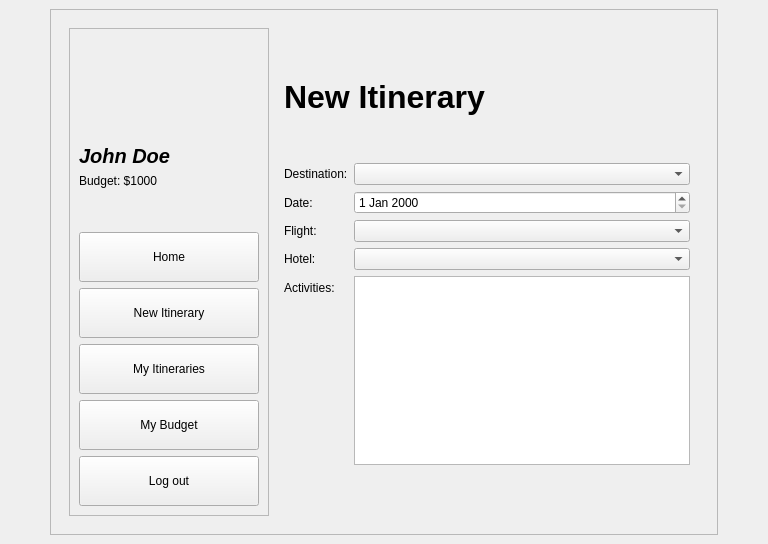
Before: the Qt Designer form mainwindow.ui in OsamaAshraf01/Ra7al, drawn with Qt 5.
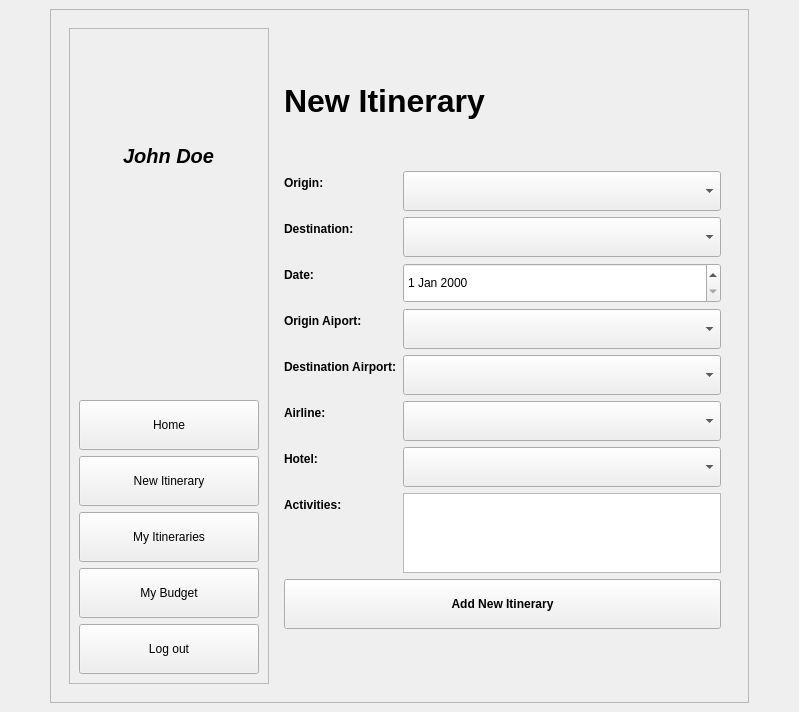
After: the same form once the commit is applied. The open tabs and pages were chosen to show the change. Icons and pictures are not drawn.

Patch:
```diff
--- a/mainwindow.ui
+++ b/mainwindow.ui
@@ -6,8 +6,8 @@
    <rect>
     <x>0</x>
     <y>0</y>
-    <width>768</width>
-    <height>544</height>
+    <width>799</width>
+    <height>712</height>
    </rect>
   </property>
   <property name="windowTitle">
@@ -895,7 +895,7 @@
           <layout class="QHBoxLayout" name="mainHorizontalLayout"/>
          </widget>
          <widget class="QWidget" name="User_Dashboard">
-          <layout class="QHBoxLayout" name="mainHorizontalLayout">
+          <layout class="QHBoxLayout" name="mainHorizontalLayout_2">
            <item>
             <widget class="QFrame" name="sidebarFrame">
              <property name="minimumSize">
@@ -936,7 +936,7 @@
                 </property>
                </widget>
               </item>
-              <item>
+              <item alignment="Qt::AlignHCenter">
                <widget class="QLabel" name="labelUserName">
                 <property name="font">
                  <font>
@@ -955,13 +955,6 @@
                 </property>
                </widget>
               </item>
-              <item>
-               <widget class="QLabel" name="labelUserBudget">
-                <property name="text">
-                 <string>Budget: $1000</string>
-                </property>
-               </widget>
-              </item>
               <item>
                <spacer name="verticalSpacer_7">
                 <property name="orientation">
@@ -1145,20 +1138,7 @@
                    </property>
                   </widget>
                  </item>
-                 <item row="2" column="1">
-                  <widget class="QLabel" name="label_7">
-                   <property name="minimumSize">
-                    <size>
-                     <width>0</width>
-                     <height>50</height>
-                    </size>
-                   </property>
-                   <property name="text">
-                    <string>1000$</string>
-                   </property>
-                  </widget>
-                 </item>
-                 <item row="0" column="0" alignment="Qt::AlignRight">
+                 <item row="0" column="0">
                   <widget class="QLabel" name="label">
                    <property name="minimumSize">
                     <size>
@@ -1190,7 +1170,7 @@
                   </widget>
                  </item>
                  <item row="3" column="1">
-                  <widget class="QLabel" name="label_8">
+                  <widget class="QLabel" name="User_Itineraries_Count">
                    <property name="minimumSize">
                     <size>
                      <width>0</width>
@@ -1265,61 +1245,204 @@
                  </property>
                 </spacer>
                </item>
-               <item row="5" column="0">
-                <widget class="QLabel" name="labelDestination">
-                 <property name="text">
-                  <string>Destination:</string>
-                 </property>
-                </widget>
-               </item>
-               <item row="5" column="1">
-                <widget class="QComboBox" name="comboBoxDestination"/>
-               </item>
                <item row="6" column="0">
-                <widget class="QLabel" name="labelDate">
+                <widget class="QLabel" name="label_8">
+                 <property name="font">
+                  <font>
+                   <bold>true</bold>
+                  </font>
+                 </property>
                  <property name="text">
-                  <string>Date:</string>
+                  <string>Origin:</string>
                  </property>
                 </widget>
                </item>
                <item row="6" column="1">
-                <widget class="QDateEdit" name="dateEditDate"/>
+                <widget class="QComboBox" name="Origins_List">
+                 <property name="minimumSize">
+                  <size>
+                   <width>0</width>
+                   <height>40</height>
+                  </size>
+                 </property>
+                </widget>
                </item>
                <item row="7" column="0">
-                <widget class="QLabel" name="labelFlight">
+                <widget class="QLabel" name="labelDestination">
+                 <property name="font">
+                  <font>
+                   <bold>true</bold>
+                  </font>
+                 </property>
                  <property name="text">
-                  <string>Flight:</string>
+                  <string>Destination:</string>
                  </property>
                 </widget>
                </item>
                <item row="7" column="1">
-                <widget class="QComboBox" name="comboBoxFlight"/>
+                <widget class="QComboBox" name="Destinations_List">
+                 <property name="minimumSize">
+                  <size>
+                   <width>0</width>
+                   <height>40</height>
+                  </size>
+                 </property>
+                </widget>
                </item>
                <item row="8" column="0">
-                <widget class="QLabel" name="labelHotel">
+                <widget class="QLabel" name="labelDate">
+                 <property name="font">
+                  <font>
+                   <bold>true</bold>
+                  </font>
+                 </property>
                  <property name="text">
-                  <string>Hotel:</string>
+                  <string>Date:</string>
                  </property>
                 </widget>
                </item>
                <item row="8" column="1">
-                <widget class="QComboBox" name="comboBoxHotel"/>
+                <widget class="QDateEdit" name="Date_Field">
+                 <property name="minimumSize">
+                  <size>
+                   <width>0</width>
+                   <height>40</height>
+                  </size>
+                 </property>
+                </widget>
                </item>
                <item row="9" column="0">
+                <widget class="QLabel" name="labelFlight">
+                 <property name="font">
+                  <font>
+                   <bold>true</bold>
+                  </font>
+                 </property>
+                 <property name="text">
+                  <string>Origin Aiport:</string>
+                 </property>
+                </widget>
+               </item>
+               <item row="9" column="1">
+                <widget class="QComboBox" name="Origin_Airport_List">
+                 <property name="minimumSize">
+                  <size>
+                   <width>0</width>
+                   <height>40</height>
+                  </size>
+                 </property>
+                </widget>
+               </item>
+               <item row="10" column="0">
+                <widget class="QLabel" name="label_7">
+                 <property name="font">
+                  <font>
+                   <bold>true</bold>
+                  </font>
+                 </property>
+                 <property name="text">
+                  <string>Destination Airport:</string>
+                 </property>
+                </widget>
+               </item>
+               <item row="10" column="1">
+                <widget class="QComboBox" name="Destination_Airport_List">
+                 <property name="minimumSize">
+                  <size>
+                   <width>0</width>
+                   <height>40</height>
+                  </size>
+                 </property>
+                </widget>
+               </item>
+               <item row="11" column="0">
+                <widget class="QLabel" name="labelAirline">
+                 <property name="font">
+                  <font>
+                   <bold>true</bold>
+                  </font>
+                 </property>
+                 <property name="text">
+                  <string>Airline:</string>
+                 </property>
+                </widget>
+               </item>
+               <item row="11" column="1">
+                <widget class="QComboBox" name="Airlines_List">
+                 <property name="minimumSize">
+                  <size>
+                   <width>0</width>
+                   <height>40</height>
+                  </size>
+                 </property>
+                </widget>
+               </item>
+               <item row="12" column="0">
+                <widget class="QLabel" name="labelHotel">
+                 <property name="font">
+                  <font>
+                   <bold>true</bold>
+                  </font>
+                 </property>
+                 <property name="text">
+                  <string>Hotel:</string>
+                 </property>
+                </widget>
+               </item>
+               <item row="12" column="1">
+                <widget class="QComboBox" name="Hotels_List">
+                 <property name="minimumSize">
+                  <size>
+                   <width>0</width>
+                   <height>40</height>
+                  </size>
+                 </property>
+                </widget>
+               </item>
+               <item row="13" column="0">
                 <widget class="QLabel" name="labelActivities">
+                 <property name="font">
+                  <font>
+                   <bold>true</bold>
+                  </font>
+                 </property>
                  <property name="text">
                   <string>Activities:</string>
                  </property>
                 </widget>
                </item>
-               <item row="9" column="1">
+               <item row="13" column="1">
                 <widget class="QListWidget" name="listWidgetActivities">
+                 <property name="maximumSize">
+                  <size>
+                   <width>16777215</width>
+                   <height>80</height>
+                  </size>
+                 </property>
                  <property name="selectionMode">
                   <enum>QAbstractItemView::MultiSelection</enum>
                  </property>
                 </widget>
                </item>
-               <item row="10" column="1">
+               <item row="15" column="0" colspan="2">
+                <widget class="QPushButton" name="Add_New_Itinerary">
+                 <property name="minimumSize">
+                  <size>
+                   <width>0</width>
+                   <height>50</height>
+                  </size>
+                 </property>
+                 <property name="font">
+                  <font>
+                   <bold>true</bold>
+                  </font>
+                 </property>
+                 <property name="text">
+                  <string>Add New Itinerary</string>
+                 </property>
+                </widget>
+               </item>
+               <item row="16" column="1">
                 <spacer name="verticalSpacer_31">
                  <property name="orientation">
                   <enum>Qt::Vertical</enum>
```
Left out of the diff: 212 changed lines with no effect on the pictures.
